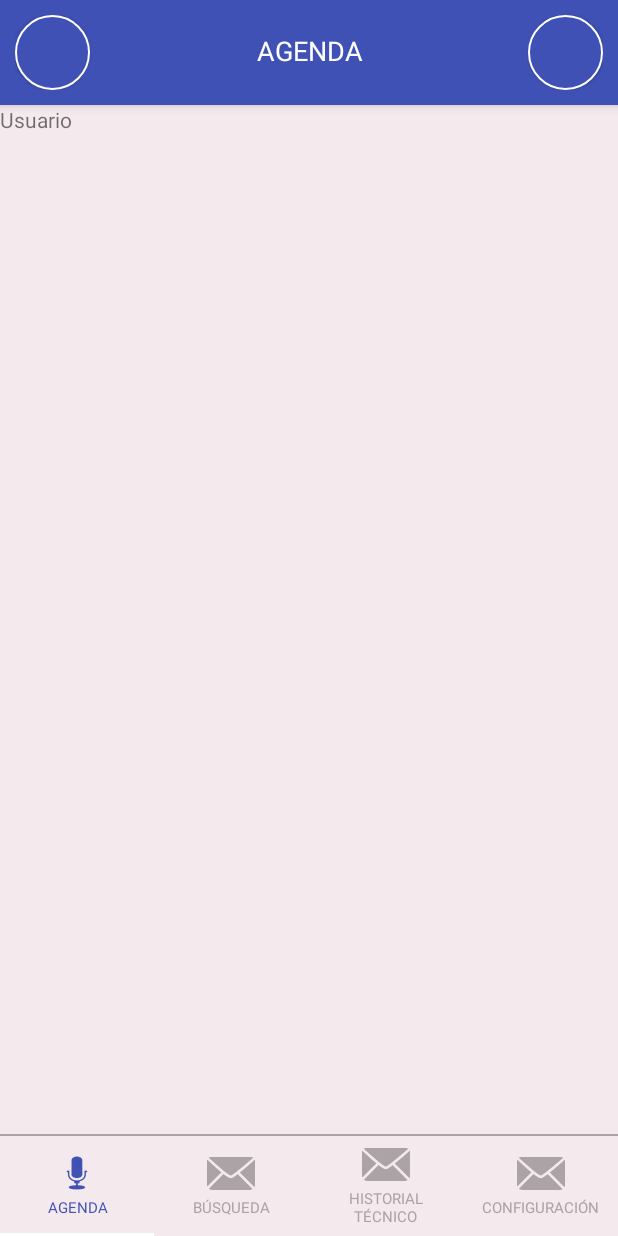
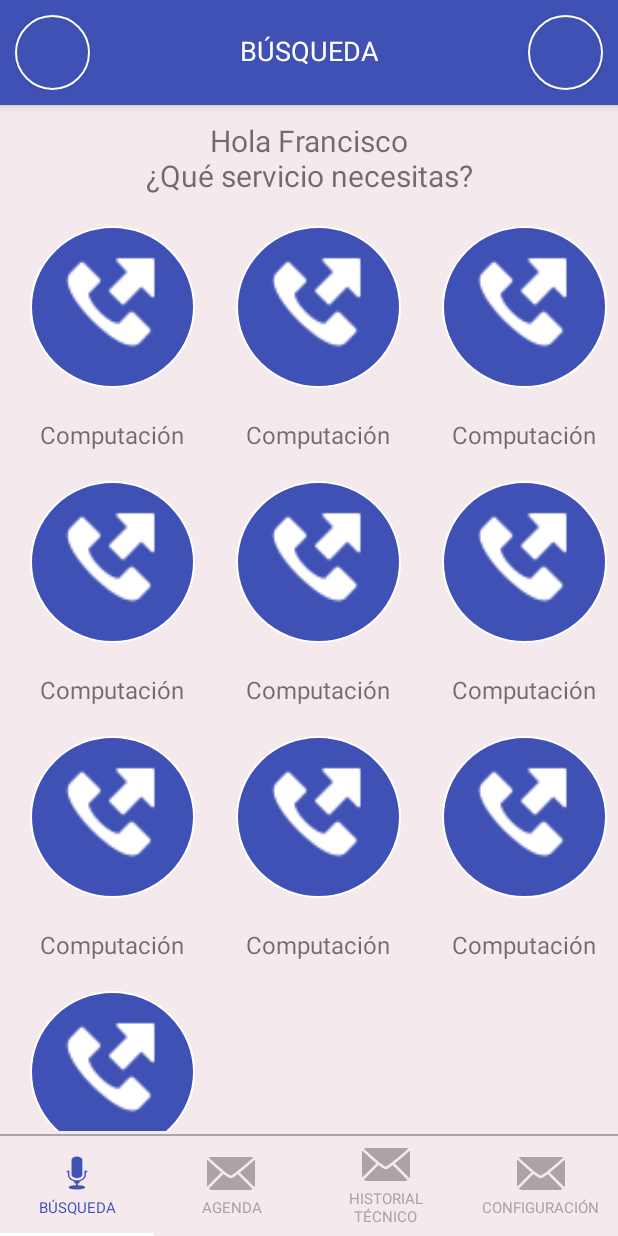
Before and after one commit to Cojedam82/easyfixec-easyfix_movilIOS, an Android app: the MainActivity screen opened directly, with no data from a screen before it, on a phone screen of 412 x 824 dp. Run offline under Robolectric (Android 15) with nearby library versions, the phone set to English and light mode, and no system bars; our stand-ins replace Picasso; pictures from the network do not load.

Commit message:
recyclerview de categorias

```diff
--- a/app/build.gradle
+++ b/app/build.gradle
@@ -30,5 +30,6 @@ dependencies {
     compile 'com.squareup.retrofit2:converter-gson:2.3.0'
     compile 'com.android.support.constraint:constraint-layout:1.0.2'
     compile 'com.android.support:support-v4:25.3.1'
+    compile 'com.squareup.picasso:picasso:2.5.2'
     testCompile 'junit:junit:4.12'
 }
--- a/app/src/main/AndroidManifest.xml
+++ b/app/src/main/AndroidManifest.xml
@@ -6,6 +6,8 @@
     <uses-permission android:name="android.permission.GET_ACCOUNTS" />
     <uses-permission android:name="android.permission.READ_PROFILE" />
     <uses-permission android:name="android.permission.READ_CONTACTS" />
+    <uses-permission android:name="android.permission.INTERNET" />
+    <uses-permission android:name="android.permission.ACCESS_NETWORK_STATE" />
 
     <application
         android:allowBackup="true"
--- a/app/src/main/java/com/easyfixapp/easyfix/activities/MainActivity.java
+++ b/app/src/main/java/com/easyfixapp/easyfix/activities/MainActivity.java
@@ -1,8 +1,6 @@
 package com.easyfixapp.easyfix.activities;
 
 import android.content.Context;
-import android.graphics.PorterDuff;
-import android.graphics.drawable.Drawable;
 import android.support.design.widget.TabLayout;
 import android.support.v4.app.Fragment;
 import android.support.v4.app.FragmentManager;
@@ -11,14 +9,11 @@ import android.support.v4.content.ContextCompat;
 import android.support.v4.view.ViewPager;
 import android.support.v7.app.AppCompatActivity;
 import android.os.Bundle;
-import android.support.v7.widget.Toolbar;
-import android.util.Log;
 import android.util.TypedValue;
 import android.view.Gravity;
 import android.view.View;
 import android.view.ViewGroup;
 import android.widget.Button;
-import android.widget.ImageButton;
 import android.widget.ImageView;
 import android.widget.LinearLayout;
 import android.widget.TextView;
@@ -27,7 +22,7 @@ import com.easyfixapp.easyfix.R;
 import com.easyfixapp.easyfix.fragments.AgendaFragment;
 import com.easyfixapp.easyfix.fragments.ConfiguracionFragment;
 import com.easyfixapp.easyfix.fragments.HistorialFragment;
-import com.easyfixapp.easyfix.fragments.UserFragment;
+import com.easyfixapp.easyfix.fragments.BusquedaFragment;
 
 public class MainActivity extends AppCompatActivity {
 
@@ -37,7 +32,7 @@ public class MainActivity extends AppCompatActivity {
     private ViewPagerAdapter viewPagerAdapter;
     private Button usuario,configuracion;
     private TextView titulo;
-    private int[] arr_text = new int[]{R.string.tabAgenda,R.string.tabBusqueda,R.string.tabHistorial,R.string.tabConfiguracion};
+    private int[] arr_text = new int[]{R.string.tabBusqueda,R.string.tabAgenda,R.string.tabHistorial,R.string.tabConfiguracion};
 
     @Override
     protected void onCreate(Bundle savedInstanceState) {
@@ -150,7 +145,7 @@ public class MainActivity extends AppCompatActivity {
 
             switch (position) {
                 case 0:
-                    return new UserFragment();
+                    return new BusquedaFragment();
                 case 1:
                     return new AgendaFragment();
                 case 2:
--- /dev/null
+++ b/app/src/main/java/com/easyfixapp/easyfix/fragments/BusquedaFragment.java
@@ -0,0 +1,135 @@
+package com.easyfixapp.easyfix.fragments;
+
+
+import android.content.Context;
+import android.net.Uri;
+import android.os.Bundle;
+import android.support.v4.app.Fragment;
+import android.support.v7.widget.GridLayoutManager;
+import android.support.v7.widget.RecyclerView;
+import android.util.Log;
+import android.view.LayoutInflater;
+import android.view.View;
+import android.view.ViewGroup;
+import android.widget.Button;
+import android.widget.ImageButton;
+import android.widget.ImageView;
+import android.widget.TextView;
+
+import com.easyfixapp.easyfix.R;
+import com.easyfixapp.easyfix.models.Categoria;
+import com.squareup.picasso.Picasso;
+
+import java.util.ArrayList;
+
+/**
+ * A simple {@link Fragment} subclass.
+ */
+public class BusquedaFragment extends Fragment {
+
+    private RecyclerView recyclerView;
+    private GridLayoutManager gridLayoutManager;
+    private ArrayList<Categoria> categorias;
+    private RecyclerAdapter adapter;
+
+
+    public BusquedaFragment() {
+        // Required empty public constructor
+    }
+
+
+    @Override
+    public View onCreateView(LayoutInflater inflater, ViewGroup container,
+                             Bundle savedInstanceState) {
+
+        View rootview = inflater.inflate(R.layout.busqueda_fragment, container, false);
+
+        recyclerView = (RecyclerView) rootview.findViewById(R.id.busqueda_recyclerview);
+        categorias = new ArrayList<>();
+        gridLayoutManager = new GridLayoutManager(getActivity(),3);
+        recyclerView.setHasFixedSize(true);
+        recyclerView.setLayoutManager(gridLayoutManager);
+        adapter = new RecyclerAdapter(getActivity().getApplication(),categorias);
+        recyclerView.setAdapter(adapter);
+
+
+        for (int i=0;i<10;i++){
+            Categoria categoria = new Categoria();
+            categoria.setImagen("https://www.shareicon.net/download/2015/10/18/657833_penguin_512x512.png");
+            categoria.setNombre("Computación");
+            categorias.add(categoria);
+        }
+
+        adapter.notifyDataSetChanged();
+
+
+
+
+        return rootview;
+    }
+
+    private class RecyclerAdapter extends RecyclerView.Adapter<Holder>{
+
+        private ArrayList<Categoria> categorias;
+        private Context context;
+        public RecyclerAdapter(Context context,ArrayList<Categoria> categorias) {
+            this.categorias = categorias;
+            this.context = context;
+        }
+
+        @Override
+        public Holder onCreateViewHolder(ViewGroup parent, int viewType) {
+            View inflatedView = LayoutInflater.from(parent.getContext())
+                    .inflate(R.layout.item_busqueda,parent,false);
+            return new Holder(inflatedView);
+        }
+
+        @Override
+        public void onBindViewHolder(Holder holder, int position) {
+            Categoria categoria = categorias.get(position);
+
+            Picasso.Builder builder = new Picasso.Builder(context);
+            builder.listener(new Picasso.Listener()
+            {
+                @Override
+                public void onImageLoadFailed(Picasso picasso, Uri uri, Exception exception)
+                {
+                    exception.printStackTrace();
+                }
+            });
+
+            builder.build()
+                    .load(categoria.getImagen())
+                    .placeholder(android.R.drawable.sym_call_incoming)
+                    .error(android.R.drawable.sym_call_outgoing)
+                    .into(holder.button);
+            holder.nombre.setText(categoria.getNombre());
+
+        }
+
+        @Override
+        public int getItemCount() {
+            return categorias.size();
+        }
+
+
+    }
+
+    public  static class Holder extends RecyclerView.ViewHolder implements View.OnClickListener{
+
+        private ImageView button;
+        private TextView nombre;
+
+        public Holder(View itemView) {
+            super(itemView);
+            button = (ImageView) itemView.findViewById(R.id.item_busqueda_button);
+            nombre = (TextView) itemView.findViewById(R.id.item_busqueda_texto);
+        }
+
+        @Override
+        public void onClick(View v) {
+            Log.d("click",v.toString());
+        }
+    }
+
+}
--- a/app/src/main/java/com/easyfixapp/easyfix/fragments/UserFragment.java
+++ /dev/null
@@ -1,30 +0,0 @@
-package com.easyfixapp.easyfix.fragments;
-
-
-import android.os.Bundle;
-import android.support.v4.app.Fragment;
-import android.view.LayoutInflater;
-import android.view.View;
-import android.view.ViewGroup;
-
-import com.easyfixapp.easyfix.R;
-
-/**
- * A simple {@link Fragment} subclass.
- */
-public class UserFragment extends Fragment {
-
-
-    public UserFragment() {
-        // Required empty public constructor
-    }
-
-
-    @Override
-    public View onCreateView(LayoutInflater inflater, ViewGroup container,
-                             Bundle savedInstanceState) {
-        // Inflate the layout for this fragment
-        return inflater.inflate(R.layout.user_fragment, container, false);
-    }
-
-}
--- /dev/null
+++ b/app/src/main/java/com/easyfixapp/easyfix/models/Categoria.java
@@ -0,0 +1,26 @@
+package com.easyfixapp.easyfix.models;
+
+/**
+ * Created by cristian on 26/05/17.
+ */
+
+public class Categoria {
+    private String imagen;
+    private String nombre;
+
+    public String getImagen() {
+        return imagen;
+    }
+
+    public void setImagen(String imagen) {
+        this.imagen = imagen;
+    }
+
+    public String getNombre() {
+        return nombre;
+    }
+
+    public void setNombre(String nombre) {
+        this.nombre = nombre;
+    }
+}
--- /dev/null
+++ b/app/src/main/res/layout/busqueda_fragment.xml
@@ -0,0 +1,24 @@
+<LinearLayout
+    xmlns:android="http://schemas.android.com/apk/res/android"
+    android:orientation="vertical"
+    xmlns:tools="http://schemas.android.com/tools"
+    android:layout_width="match_parent"
+    android:layout_height="match_parent"
+    android:layout_margin="20dp">
+
+    <TextView
+        android:layout_marginTop="10dp"
+        android:textSize="20sp"
+        android:textAlignment="center"
+        android:layout_gravity="center"
+        android:layout_width="match_parent"
+        android:layout_height="wrap_content"
+        android:text="Hola Francisco\n¿Qué servicio necesitas?" />
+
+    <android.support.v7.widget.RecyclerView
+        android:id="@+id/busqueda_recyclerview"
+        android:layout_weight="1"
+        android:layout_width="match_parent"
+        android:layout_height="0dp"/>
+
+</LinearLayout>
--- /dev/null
+++ b/app/src/main/res/layout/item_busqueda.xml
@@ -0,0 +1,24 @@
+<?xml version="1.0" encoding="utf-8"?>
+<LinearLayout xmlns:android="http://schemas.android.com/apk/res/android"
+    android:orientation="vertical"
+    android:layout_width="150dp"
+    android:layout_gravity="center"
+    android:layout_height="170dp">
+
+    <ImageView
+        android:tint="@android:color/white"
+        android:padding="20dp"
+        android:id="@+id/item_busqueda_button"
+        android:layout_margin="20dp"
+        android:background="@drawable/button_round"
+        android:layout_width="match_parent"
+        android:layout_height="0dp"
+        android:layout_weight="1"/>
+    <TextView
+        android:textAlignment="center"
+        android:id="@+id/item_busqueda_texto"
+        android:textSize="16sp"
+        android:text="Item name"
+        android:layout_width="match_parent"
+        android:layout_height="wrap_content" />
+</LinearLayout>
--- a/app/src/main/res/layout/user_fragment.xml
+++ /dev/null
@@ -1,14 +0,0 @@
-<LinearLayout
-    xmlns:android="http://schemas.android.com/apk/res/android"
-    android:orientation="vertical"
-    xmlns:tools="http://schemas.android.com/tools"
-    android:layout_width="match_parent"
-    android:layout_height="match_parent">
-
-    <TextView
-        android:layout_gravity="center"
-        android:layout_width="match_parent"
-        android:layout_height="match_parent"
-        android:text="Usuario" />
-
-</LinearLayout>
```
Also changed, not shown: 1 other file.
